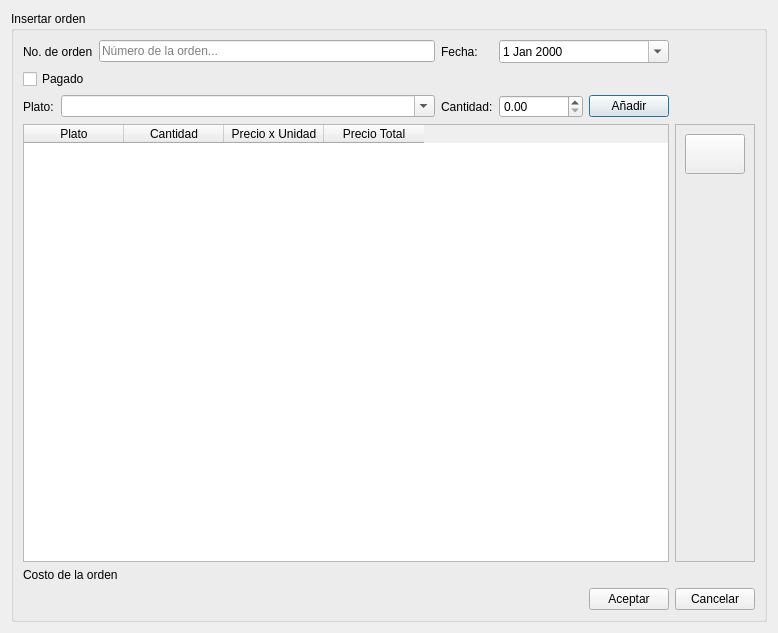
This is RumbaBurger/form_insertarorden.ui in yordanlp/RumbaBurger as Qt 5 draws it before an edit. The edited form follows.
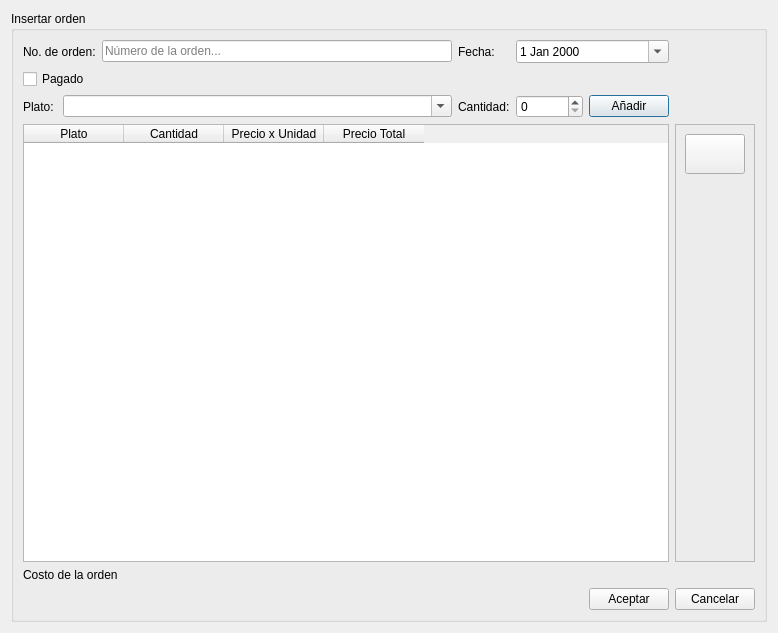
This is the edited form. Icons and pictures are not drawn.

Diff of the .ui file:
```diff
--- a/RumbaBurger/form_insertarorden.ui
+++ b/RumbaBurger/form_insertarorden.ui
@@ -23,7 +23,7 @@
       <item row="0" column="0" colspan="2">
        <widget class="QLabel" name="label">
         <property name="text">
-         <string>No. de orden</string>
+         <string>No. de orden:</string>
         </property>
        </widget>
       </item>
@@ -79,13 +79,6 @@
         </property>
        </widget>
       </item>
-      <item row="2" column="4">
-       <widget class="QDoubleSpinBox" name="sb_cantidad">
-        <property name="maximum">
-         <double>1000000000.990000009536743</double>
-        </property>
-       </widget>
-      </item>
       <item row="2" column="5">
        <widget class="QPushButton" name="pb_add">
         <property name="text">
@@ -201,6 +194,16 @@
         </property>
        </widget>
       </item>
+      <item row="2" column="4">
+       <widget class="QDoubleSpinBox" name="sb_cantidad">
+        <property name="decimals">
+         <number>0</number>
+        </property>
+        <property name="maximum">
+         <double>1000000001.000000000000000</double>
+        </property>
+       </widget>
+      </item>
      </layout>
     </widget>
    </item>
```
Left out of the diff: 3 changed lines with no effect on the pictures.
